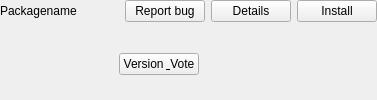
achipa/keepitsimpletester, file src/appitem.ui: the form before one commit.
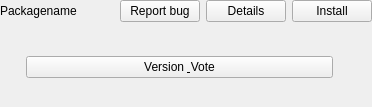
The form after the commit. Icons and pictures are not drawn.

```diff
--- a/src/appitem.ui
+++ b/src/appitem.ui
@@ -6,8 +6,8 @@
    <rect>
     <x>0</x>
     <y>0</y>
-    <width>377</width>
-    <height>100</height>
+    <width>372</width>
+    <height>107</height>
    </rect>
   </property>
   <property name="windowTitle">
@@ -92,6 +92,12 @@
      </item>
      <item>
       <widget class="QPushButton" name="pButton_vote">
+       <property name="sizePolicy">
+        <sizepolicy hsizetype="MinimumExpanding" vsizetype="Fixed">
+         <horstretch>0</horstretch>
+         <verstretch>0</verstretch>
+        </sizepolicy>
+       </property>
        <property name="text">
         <string>Version &amp; Vote</string>
        </property>
```
Left out of the diff: 2 changed lines with no effect on the pictures.
